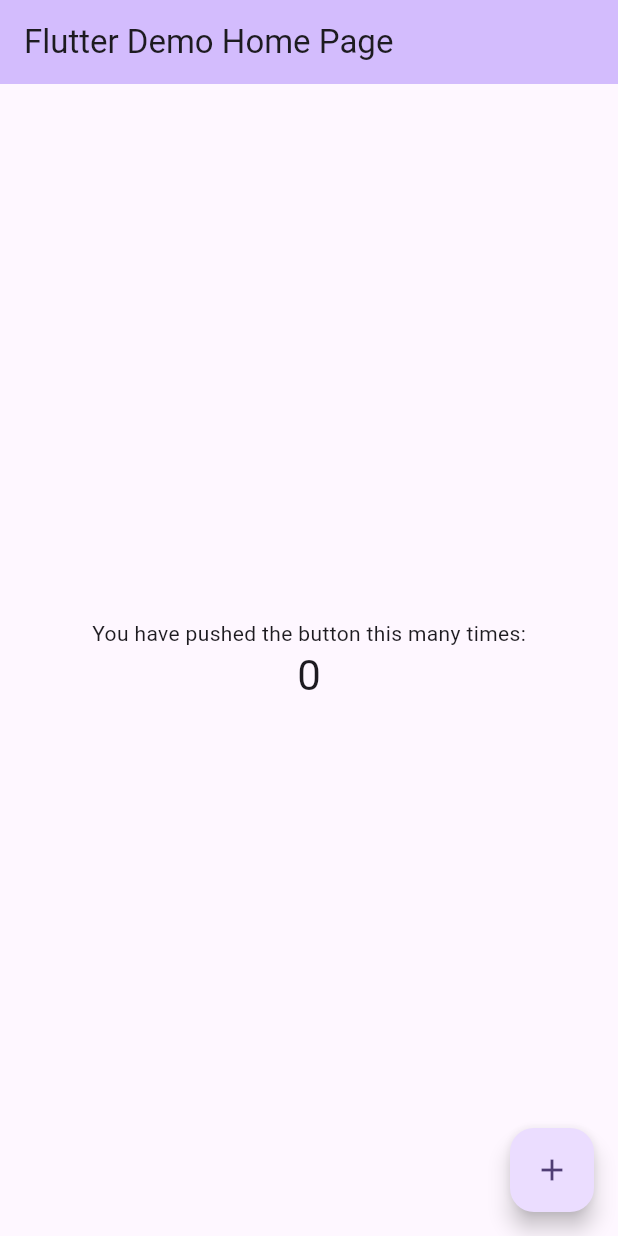
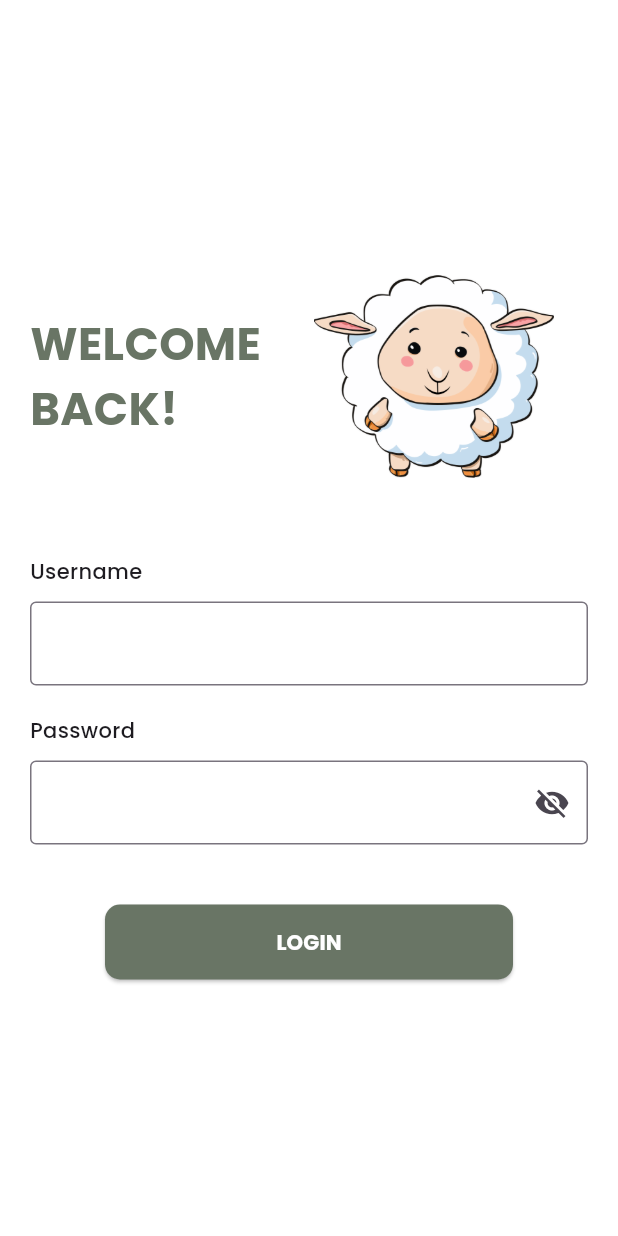
Before and after one commit to AnandaRFebriyana/IS-USG24, a Flutter app: the screen it shows after launch, on a phone screen of 412 x 824 dp. Run offline on Flutter 3.47's test engine with Material 3 defaults, Android fonts, the phone set to English and light mode, and no system bars; our stand-ins replace get, google_fonts.

Commit message:
add: login page

```diff
--- /dev/null
+++ b/mobileapp/lib/auth/login.dart
@@ -0,0 +1,182 @@
+import 'package:flutter/material.dart';
+import 'package:get/get.dart';
+import 'package:google_fonts/google_fonts.dart';
+import '../components/button.dart';
+
+class Login extends StatefulWidget {
+  @override
+  _LoginState createState() => _LoginState();
+}
+
+class _LoginState extends State<Login> {
+  bool _isObscure = true;
+  TextEditingController usernameController = TextEditingController();
+  TextEditingController passwordController = TextEditingController();
+  bool _usernameNotEntered = false;
+  bool _passwordNotEntered = false;
+  bool _loginFailed = false; // Untuk mengelola status login gagal
+
+  // Dummy credentials
+  final String dummyUsername = 'user123';
+  final String dummyPassword = '123456';
+
+  @override
+  Widget build(BuildContext context) {
+    return Scaffold(
+      body: Container(
+        padding: EdgeInsets.all(20),
+        color: Colors.white, // Background warna putih
+        child: Center(
+          child: SingleChildScrollView(
+            child: Column(
+              crossAxisAlignment: CrossAxisAlignment.start,
+              children: <Widget>[
+                // Row untuk WELCOME BACK text dan gambar domba
+                Row(
+                  mainAxisAlignment: MainAxisAlignment.start,
+                  children: [
+                    Column(
+                      crossAxisAlignment: CrossAxisAlignment.start,
+                      children: [
+                        Text(
+                          'WELCOME',
+                          style: GoogleFonts.poppins(
+                            fontSize: 30,
+                            fontWeight: FontWeight.bold,
+                            color: const Color(0xFF697565),
+                          ),
+                        ),
+                        Text(
+                          'BACK!',
+                          style: GoogleFonts.poppins(
+                            fontSize: 30,
+                            fontWeight: FontWeight.bold,
+                            color: const Color(0xFF697565),
+                          ),
+                        ),
+                      ],
+                    ),
+                    SizedBox(width: 35),
+                    Image.asset(
+                      'assets/domba.png',
+                      width: 160,
+                      height: 160,
+                    ),
+                  ],
+                ),
+                SizedBox(height: 40),
+                // Kotak input username
+                Column(
+                  crossAxisAlignment: CrossAxisAlignment.start,
+                  children: [
+                    Text(
+                      "Username",
+                      style: GoogleFonts.poppins(
+                        fontSize: 14,
+                        fontWeight: FontWeight.w500,
+                      ),
+                    ),
+                    SizedBox(height: 10),
+                    TextFormField(
+                      controller: usernameController,
+                      decoration: const InputDecoration(
+                        border: OutlineInputBorder(),
+                      ),
+                      onChanged: (_) {
+                        setState(() {
+                          _usernameNotEntered = usernameController.text.isEmpty;
+                          _loginFailed = false; // Reset error jika ada perubahan
+                        });
+                      },
+                    ),
+                    if (_usernameNotEntered)
+                      Text(
+                        'Please enter your username',
+                        style: TextStyle(color: Colors.red),
+                      ),
+                  ],
+                ),
+                SizedBox(height: 20),
+                // Kotak input password
+                Column(
+                  crossAxisAlignment: CrossAxisAlignment.start,
+                  children: [
+                    Text(
+                      "Password",
+                      style: GoogleFonts.poppins(
+                        fontSize: 14,
+                        fontWeight: FontWeight.w500,
+                      ),
+                    ),
+                    SizedBox(height: 10),
+                    TextFormField(
+                      controller: passwordController,
+                      obscureText: _isObscure,
+                      decoration: InputDecoration(
+                        border: OutlineInputBorder(),
+                        suffixIcon: IconButton(
+                          icon: Icon(_isObscure
+                              ? Icons.visibility_off
+                              : Icons.visibility),
+                          onPressed: () {
+                            setState(() {
+                              _isObscure = !_isObscure;
+                            });
+                          },
+                        ),
+                      ),
+                      onChanged: (_) {
+                        setState(() {
+                          _passwordNotEntered = passwordController.text.isEmpty;
+                          _loginFailed = false; // Reset error jika ada perubahan
+                        });
+                      },
+                    ),
+                    if (_passwordNotEntered)
+                      Text(
+                        'Please enter your password',
+                        style: TextStyle(color: Colors.red),
+                      ),
+                  ],
+                ),
+                SizedBox(height: 20),
+                // Pesan error jika login gagal
+                if (_loginFailed)
+                  Text(
+                    'Invalid username or password',
+                    style: TextStyle(color: Colors.red),
+                  ),
+                SizedBox(height: 20),
+                // Tombol login di tengah
+                MyButton(
+                  text: "LOGIN",
+                  onPressed: () {
+                    setState(() {
+                      _usernameNotEntered = usernameController.text.isEmpty;
+                      _passwordNotEntered = passwordController.text.isEmpty;
+                    });
+
+                    // Cek jika username dan password telah diisi
+                    if (!_usernameNotEntered && !_passwordNotEntered) {
+                      // Validasi dengan data dummy
+                      if (usernameController.text == dummyUsername &&
+                          passwordController.text == dummyPassword) {
+                        // Jika cocok, navigasi ke halaman home
+                        Get.toNamed('/menu-nav');
+                      } else {
+                        // Jika tidak cocok, tampilkan error
+                        setState(() {
+                          _loginFailed = true;
+                        });
+                      }
+                    }
+                  },
+                ),
+              ],
+            ),
+          ),
+        ),
+      ),
+    );
+  }
+}
--- /dev/null
+++ b/mobileapp/lib/components/button.dart
@@ -0,0 +1,38 @@
+import 'package:flutter/material.dart';
+import 'package:google_fonts/google_fonts.dart';
+
+class MyButton extends StatelessWidget {
+  final String text;
+  final VoidCallback onPressed;
+
+  const MyButton({
+    Key? key,
+    required this.text,
+    required this.onPressed,
+  }) : super(key: key);
+
+  @override
+  Widget build(BuildContext context) {
+    return Container(
+      margin: const EdgeInsets.symmetric(horizontal: 50),
+      child: ElevatedButton(
+        onPressed: onPressed,
+        style: ElevatedButton.styleFrom(
+          backgroundColor: const Color(0xFF697565),
+          minimumSize: const Size(double.infinity, 50),
+          padding: const EdgeInsets.symmetric(vertical: 15),
+          shape: RoundedRectangleBorder(
+            borderRadius: BorderRadius.circular(10),
+          ),
+        ),
+        child: Text(
+          text,
+          style: GoogleFonts.poppins(
+            color: Colors.white,
+            fontWeight: FontWeight.bold,
+          ),
+        ),
+      ),
+    );
+  }
+}
--- a/mobileapp/lib/main.dart
+++ b/mobileapp/lib/main.dart
@@ -1,125 +1,27 @@
 import 'package:flutter/material.dart';
+import 'package:get/get.dart';
+import 'package:mobileapp/auth/splash_screen.dart';
+import 'package:mobileapp/route_app.dart';
 
 void main() {
   runApp(const MyApp());
 }
 
 class MyApp extends StatelessWidget {
-  const MyApp({super.key});
+  const MyApp({Key? key}) : super(key: key);
 
-  // This widget is the root of your application.
   @override
   Widget build(BuildContext context) {
-    return MaterialApp(
-      title: 'Flutter Demo',
+    return GetMaterialApp(
+      title: 'IS-USG',
+      debugShowCheckedModeBanner: true,
       theme: ThemeData(
-        // This is the theme of your application.
-        //
-        // TRY THIS: Try running your application with "flutter run". You'll see
-        // the application has a purple toolbar. Then, without quitting the app,
-        // try changing the seedColor in the colorScheme below to Colors.green
-        // and then invoke "hot reload" (save your changes or press the "hot
-        // reload" button in a Flutter-supported IDE, or press "r" if you used
-        // the command line to start the app).
-        //
-        // Notice that the counter didn't reset back to zero; the application
-        // state is not lost during the reload. To reset the state, use hot
-        // restart instead.
-        //
-        // This works for code too, not just values: Most code changes can be
-        // tested with just a hot reload.
-        colorScheme: ColorScheme.fromSeed(seedColor: Colors.deepPurple),
-        useMaterial3: true,
+        primaryColor: Colors.white,
+        scaffoldBackgroundColor: Colors.white,
       ),
-      home: const MyHomePage(title: 'Flutter Demo Home Page'),
+      home: SplashScreen(), // Set SplashScreen sebagai layar awal
+      defaultTransition: Transition.rightToLeft,
+      getPages: RouteApp.pages, // Daftar rute Get
     );
   }
 }
-
-class MyHomePage extends StatefulWidget {
-  const MyHomePage({super.key, required this.title});
-
-  // This widget is the home page of your application. It is stateful, meaning
-  // that it has a State object (defined below) that contains fields that affect
-  // how it looks.
-
-  // This class is the configuration for the state. It holds the values (in this
-  // case the title) provided by the parent (in this case the App widget) and
-  // used by the build method of the State. Fields in a Widget subclass are
-  // always marked "final".
-
-  final String title;
-
-  @override
-  State<MyHomePage> createState() => _MyHomePageState();
-}
-
-class _MyHomePageState extends State<MyHomePage> {
-  int _counter = 0;
-
-  void _incrementCounter() {
-    setState(() {
-      // This call to setState tells the Flutter framework that something has
-      // changed in this State, which causes it to rerun the build method below
-      // so that the display can reflect the updated values. If we changed
-      // _counter without calling setState(), then the build method would not be
-      // called again, and so nothing would appear to happen.
-      _counter++;
-    });
-  }
-
-  @override
-  Widget build(BuildContext context) {
-    // This method is rerun every time setState is called, for instance as done
-    // by the _incrementCounter method above.
-    //
-    // The Flutter framework has been optimized to make rerunning build methods
-    // fast, so that you can just rebuild anything that needs updating rather
-    // than having to individually change instances of widgets.
-    return Scaffold(
-      appBar: AppBar(
-        // TRY THIS: Try changing the color here to a specific color (to
-        // Colors.amber, perhaps?) and trigger a hot reload to see the AppBar
-        // change color while the other colors stay the same.
-        backgroundColor: Theme.of(context).colorScheme.inversePrimary,
-        // Here we take the value from the MyHomePage object that was created by
-        // the App.build method, and use it to set our appbar title.
-        title: Text(widget.title),
-      ),
-      body: Center(
-        // Center is a layout widget. It takes a single child and positions it
-        // in the middle of the parent.
-        child: Column(
-          // Column is also a layout widget. It takes a list of children and
-          // arranges them vertically. By default, it sizes itself to fit its
-          // children horizontally, and tries to be as tall as its parent.
-          //
-          // Column has various properties to control how it sizes itself and
-          // how it positions its children. Here we use mainAxisAlignment to
-          // center the children vertically; the main axis here is the vertical
-          // axis because Columns are vertical (the cross axis would be
-          // horizontal).
-          //
-          // TRY THIS: Invoke "debug painting" (choose the "Toggle Debug Paint"
-          // action in the IDE, or press "p" in the console), to see the
-          // wireframe for each widget.
-          mainAxisAlignment: MainAxisAlignment.center,
-          children: <Widget>[
-            const Text(
-              'You have pushed the button this many times:',
-            ),
-            Text(
-              '$_counter',
-              style: Theme.of(context).textTheme.headlineMedium,
-            ),
-          ],
-        ),
-      ),
-      floatingActionButton: FloatingActionButton(
-        onPressed: _incrementCounter,
-        tooltip: 'Increment',
-        child: const Icon(Icons.add),
-      ), // This trailing comma makes auto-formatting nicer for build methods.
-    );
-  }
-}
--- /dev/null
+++ b/mobileapp/lib/route_app.dart
@@ -0,0 +1,15 @@
+import 'package:get/get.dart';
+import 'package:mobileapp/auth/login.dart';
+import 'package:mobileapp/auth/splash_screen.dart';
+import 'package:mobileapp/page/home.dart';
+import 'package:mobileapp/page/menu_nav.dart';
+
+class RouteApp {
+  static final pages = [
+    GetPage(name: '/splash', page: () => SplashScreen()),
+    GetPage(name: '/login', page: () => Login()),
+    GetPage(name: '/home', page: () => Home()),
+    GetPage(name: '/menu-nav', page: () => MenuNav()),
+    // GetPage(name: '/scanner', page: () => Scanner()),
+  ];
+}
```
Also changed, not shown: mobileapp/lib/auth/splash_screen.dart (added, +33 -0 lines), mobileapp/lib/components/background_auth.dart (added, +75 -0 lines), mobileapp/lib/components/textfield_auth.dart (added, +50 -0 lines), mobileapp/lib/page/profile.dart (added, +158 -0 lines), mobileapp/pubspec.yaml (+17 -2 lines), mobileapp/assets/domba.png (added), mobileapp/assets/logogmf.png (added), mobileapp/pubspec.lock, 6 other files.
